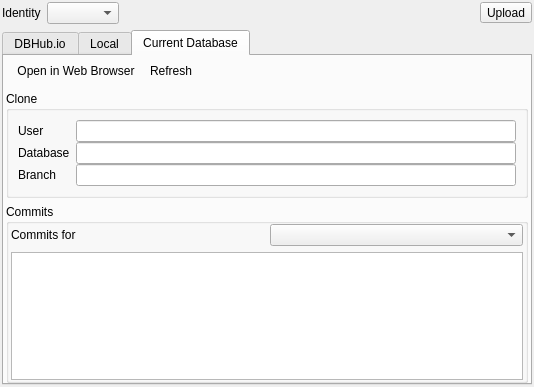
Old version of the form src/RemoteDock.ui in the repository sqlitebrowser/sqlitebrowser.
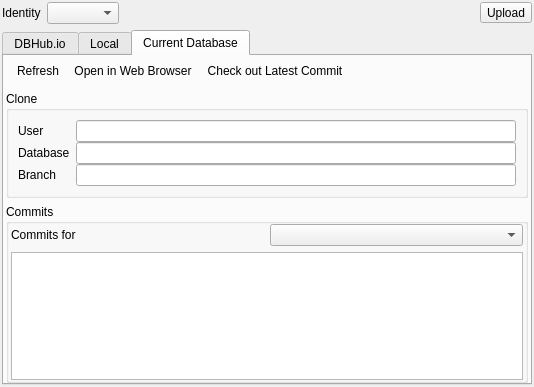
New version of the form. The open tabs and pages were chosen to show the change. Icons and pictures are not drawn.

Commit message:
dbhub: Add toolbar action for fetching the latest commit
This adds a new toolbar action to the Current Database tab of the Remote
dock which downloads and updates to the latest commit of the currently
opened database and branch.

```diff
--- a/src/RemoteDock.ui
+++ b/src/RemoteDock.ui
@@ -193,8 +193,9 @@
              <property name="floatable">
               <bool>false</bool>
              </property>
+             <addaction name="actionRefresh"/>
              <addaction name="actionDatabaseOpenBrowser"/>
-             <addaction name="actionRefresh"/>
+             <addaction name="actionFetchLatestCommit"/>
             </widget>
            </item>
            <item>
@@ -502,6 +503,18 @@
     </font>
    </property>
   </action>
+  <action name="actionFetchLatestCommit">
+   <property name="icon">
+    <iconset resource="icons/icons.qrc">
+     <normaloff>:/icons/db_revert</normaloff>:/icons/db_revert</iconset>
+   </property>
+   <property name="text">
+    <string>Check out Latest Commit</string>
+   </property>
+   <property name="toolTip">
+    <string>Check out the latest commit of the current branch</string>
+   </property>
+  </action>
  </widget>
  <tabstops>
   <tabstop>comboUser</tabstop>
```
Left out of the diff: 2 changed lines with no effect on the pictures. The commit also changes 1 other file.
